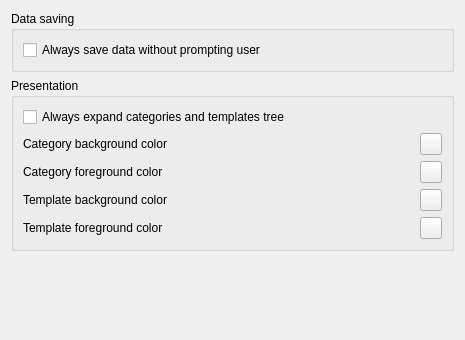
Old version of the form plugins/templatesplugin/templatespreferenceswidget.ui in the repository FreeHealth/freehealth.
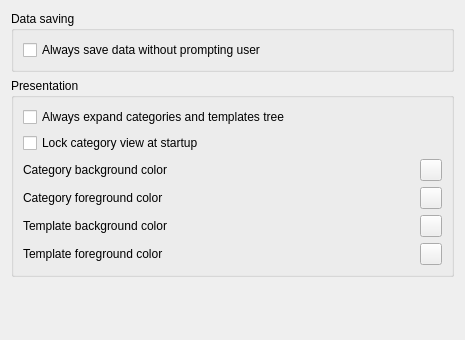
New version of the form. Custom widgets are drawn as their Qt base class.

```diff
--- a/plugins/templatesplugin/templatespreferenceswidget.ui
+++ b/plugins/templatesplugin/templatespreferenceswidget.ui
@@ -43,15 +43,15 @@
         </property>
        </widget>
       </item>
-      <item row="1" column="0">
+      <item row="2" column="0">
        <widget class="QLabel" name="label">
         <property name="text">
          <string>Category background color</string>
         </property>
        </widget>
       </item>
-      <item row="1" column="1">
-       <widget class="Utils::ColorButtonChooser" name="pushButton">
+      <item row="2" column="1">
+       <widget class="Utils::ColorButtonChooser" name="categoryBackgroundButton">
         <property name="minimumSize">
          <size>
           <width>22</width>
@@ -69,8 +69,8 @@
         </property>
        </widget>
       </item>
-      <item row="2" column="1" rowspan="2">
-       <widget class="Utils::ColorButtonChooser" name="pushButton_2">
+      <item row="3" column="1" rowspan="2">
+       <widget class="Utils::ColorButtonChooser" name="categoryForegroundButton">
         <property name="minimumSize">
          <size>
           <width>22</width>
@@ -88,8 +88,8 @@
         </property>
        </widget>
       </item>
-      <item row="4" column="1" rowspan="2">
-       <widget class="Utils::ColorButtonChooser" name="pushButton_3">
+      <item row="5" column="1" rowspan="2">
+       <widget class="Utils::ColorButtonChooser" name="templateBackgroundButton">
         <property name="minimumSize">
          <size>
           <width>22</width>
@@ -107,8 +107,8 @@
         </property>
        </widget>
       </item>
-      <item row="6" column="1">
-       <widget class="Utils::ColorButtonChooser" name="pushButton_4">
+      <item row="7" column="1">
+       <widget class="Utils::ColorButtonChooser" name="templateForegroundButton">
         <property name="minimumSize">
          <size>
           <width>22</width>
@@ -126,27 +126,34 @@
         </property>
        </widget>
       </item>
-      <item row="2" column="0" rowspan="2">
+      <item row="3" column="0" rowspan="2">
        <widget class="QLabel" name="label_2">
         <property name="text">
          <string>Category foreground color</string>
         </property>
        </widget>
       </item>
-      <item row="6" column="0">
+      <item row="7" column="0">
        <widget class="QLabel" name="label_4">
         <property name="text">
          <string>Template foreground color</string>
         </property>
        </widget>
       </item>
-      <item row="4" column="0" rowspan="2">
+      <item row="5" column="0" rowspan="2">
        <widget class="QLabel" name="label_3">
         <property name="text">
          <string>Template background color</string>
         </property>
        </widget>
       </item>
+      <item row="1" column="0">
+       <widget class="QCheckBox" name="lockViewBox">
+        <property name="text">
+         <string>Lock category view at startup</string>
+        </property>
+       </widget>
+      </item>
      </layout>
     </widget>
    </item>
```
